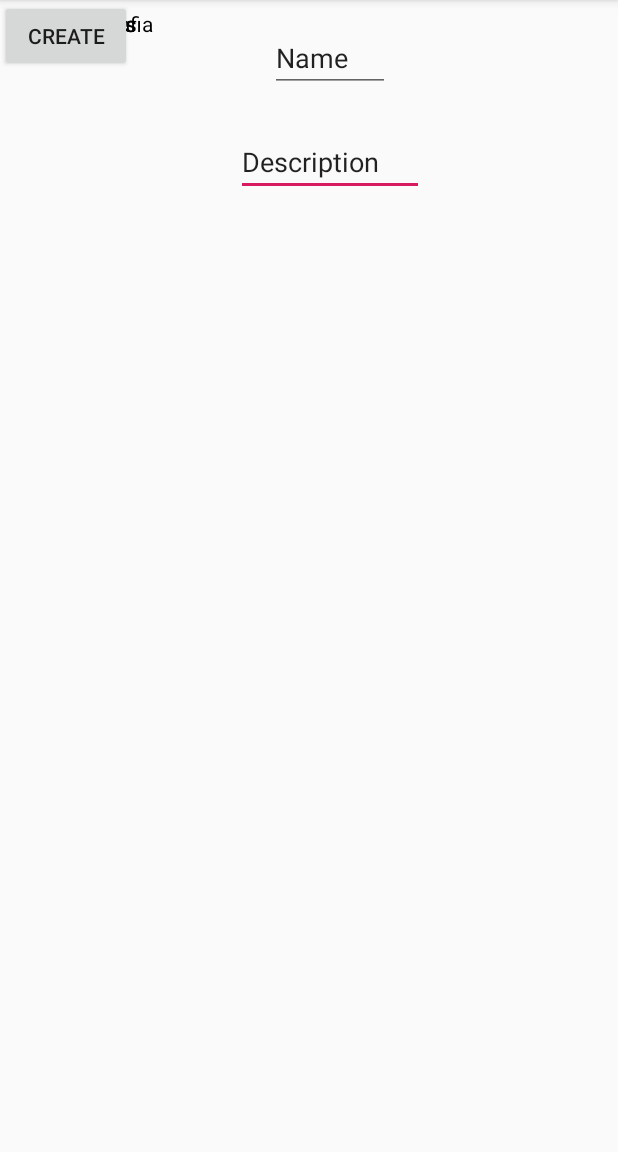
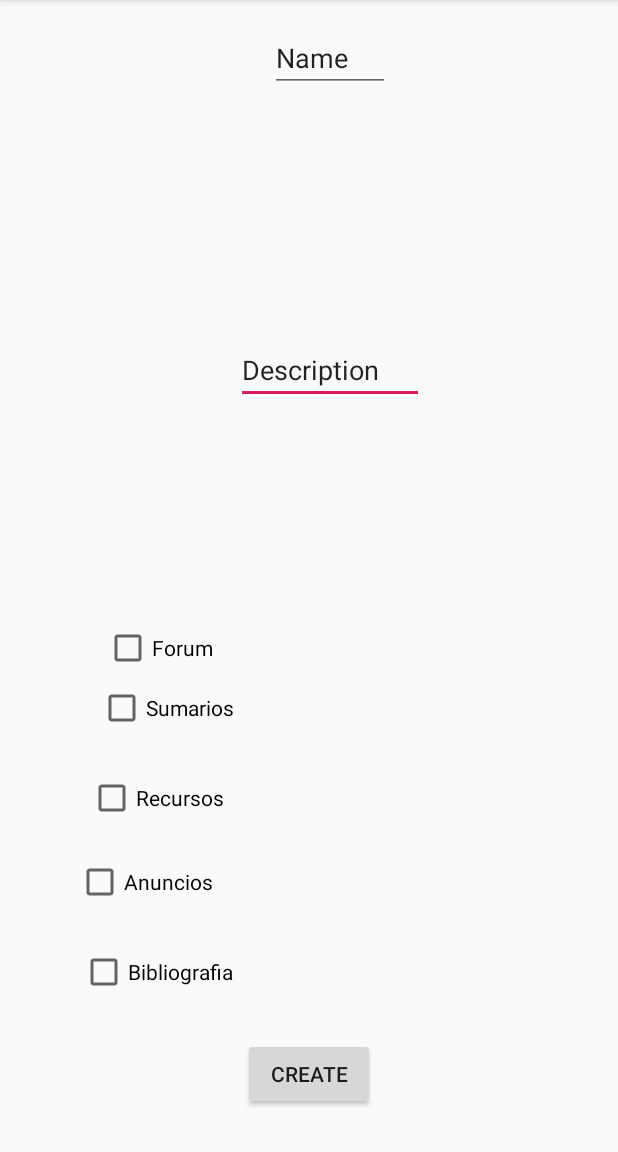
Before and after one commit to BOLT04/UniCommunity, an Android app: the screen it shows after launch (CreateBoardActivity), after a tap on "CREATE BOARD", on a phone screen of 412 x 824 dp, the part 84-1236 px from its top. Run offline under Robolectric (Android 15) with nearby library versions, the phone set to English and light mode, and no system bars.

Commit message:
Further changes in views, Repository and new views
Added constraints in all views + Application sub class + changes in model classes

```diff
--- /dev/null
+++ b/prototype/app/src/main/java/pt/isel/unicommunityprototype/UniCommunityApplication.kt
@@ -0,0 +1,19 @@
+package pt.isel.unicommunityprototype
+
+import android.app.Application
+import android.util.Log
+import pt.isel.unicommunityprototype.repository.Repository
+
+class UniCommunityApplication : Application() {
+    val TAG = "UniCommunityApplication"
+
+    lateinit var repository: Repository
+        private set
+
+    override fun onCreate() {
+        super.onCreate()
+        Log.i(TAG, "onCreate application")
+
+        repository = Repository()
+    }
+}
--- a/prototype/app/src/main/java/pt/isel/unicommunityprototype/activity/MainActivity.kt
+++ b/prototype/app/src/main/java/pt/isel/unicommunityprototype/activity/MainActivity.kt
@@ -5,12 +5,20 @@ import android.support.v7.app.AppCompatActivity
 import android.os.Bundle
 import kotlinx.android.synthetic.main.activity_main.*
 import pt.isel.unicommunityprototype.R
+import pt.isel.unicommunityprototype.kotlinx.getUniApplication
+import pt.isel.unicommunityprototype.model.Student
 
 class MainActivity : AppCompatActivity() {
+
 
     override fun onCreate(savedInstanceState: Bundle?) {
         super.onCreate(savedInstanceState)
         setContentView(R.layout.activity_main)
+
+        val app = getUniApplication()
+
+        //TODO: this line below will be elsewhere...it cant be in activity
+        app.repository.currentUser = Student(42934, "Sergiu", "42934@alunos.isel.pt")
 
         createBoardBtn.setOnClickListener {
             startActivity(Intent(this, CreateBoardActivity::class.java))
--- /dev/null
+++ b/prototype/app/src/main/java/pt/isel/unicommunityprototype/kotlinx/applicationExt.kt
@@ -0,0 +1,6 @@
+package pt.isel.unicommunityprototype.kotlinx
+
+import android.support.v7.app.AppCompatActivity
+import pt.isel.unicommunityprototype.UniCommunityApplication
+
+inline fun AppCompatActivity.getUniApplication() = this.application as UniCommunityApplication
--- a/prototype/app/src/main/java/pt/isel/unicommunityprototype/model/Board.kt
+++ b/prototype/app/src/main/java/pt/isel/unicommunityprototype/model/Board.kt
@@ -1,7 +1,9 @@
 package pt.isel.unicommunityprototype.model
 
 data class Board(
+    val id: Int,
     val name: String,
     val description: String?,
-    val modules: List<Module>
+    val modules: List<Module>, //TODO: forum is a module, but we want to distinguish forum from blackboards for easy access to forum!! Find a better way of modeling these classes
+    val forum: Forum?
 )
--- a/prototype/app/src/main/java/pt/isel/unicommunityprototype/model/Post.kt
+++ b/prototype/app/src/main/java/pt/isel/unicommunityprototype/model/Post.kt
@@ -1,8 +1,12 @@
 package pt.isel.unicommunityprototype.model
 
 data class Post(
+    val id: Int,
     val title: String,
-    val content: String?// = "" //TODO: is it better to define an optional/nullable like this String? or default value?
+    val content: String?,// = "" //TODO: is it better to define an optional/nullable like this String? or default value?
+    val forum: Forum?,// TODO: it needs to be Forum? bc its being enforced by "boards[boardId]?.forum"...........
+    val author: User
     //, val flair: Flair
     //, val tags: List<Tag>
+    //, val comments: List<Comment>
 )
--- /dev/null
+++ b/prototype/app/src/main/java/pt/isel/unicommunityprototype/model/User.kt
@@ -0,0 +1,10 @@
+package pt.isel.unicommunityprototype.model
+
+abstract class User(
+    val id: Int,
+    val name: String,
+    val email: String
+)
+
+class Student(id: Int, name: String, email: String): User(id, name, email)
+class Teacher(id: Int, name: String, email: String): User(id, name, email)
--- a/prototype/app/src/main/java/pt/isel/unicommunityprototype/repository/Repository.kt
+++ b/prototype/app/src/main/java/pt/isel/unicommunityprototype/repository/Repository.kt
@@ -1,13 +1,15 @@
 package pt.isel.unicommunityprototype.repository
 
-import pt.isel.unicommunityprototype.model.Board
-import pt.isel.unicommunityprototype.model.Module
-import pt.isel.unicommunityprototype.model.Post
+import pt.isel.unicommunityprototype.model.*
 
+//TODO: THe interface of the Repository will be asynchronous later
 class Repository {
 
-    val boards = mutableListOf<Board>()
-    val posts = mutableListOf<Post>()
+    private val boards = hashMapOf<Int, Board>()
+    //val posts = mutableListOf<Post>()
+    private val posts = hashMapOf<Int, Post>()
+
+    var currentUser: User? = null
 
     //TODO: Later in API
     // POST /api/board
@@ -16,20 +18,30 @@ class Repository {
     //    .....
     // }
 
+    var boardId = 1 // TODO: later change this id incrementation -> back end
     fun createBoard(name: String,
                     description: String?,
-                    modules: List<Module>) : Board {
-        val b = Board(name, description, modules)
-        boards.add(b)
+                    modules: List<Module>,
+                    forum: Forum?) : Int {
+        val b = Board(boardId++, name, description, modules, forum)
+        boards[b.id] = b
 
-        return b
+        return b.id
     }
 
-    fun createPost(title: String,
-                   content: String?) : Post {
-        val p = Post(title, content)
-        posts.add(p)
+    fun getBoardById(id: Int) = boards[id]
 
-        return p
+
+    var postId = 1 // TODO: later change this id incrementation -> back end
+    fun createPost(
+            boardId: Int,
+            title: String,
+            content: String?) : Int {                                   //TODO: how to take out the double bang on user???
+        val p = Post(postId++, title, content, boards[boardId]?.forum, currentUser!!) // TODO: the problem with Forum() is that each new post as a new forum instance when it should be the same...all posts are created within the same forum
+        posts[p.id] = p
+
+        return p.id
     }
+
+    fun getPostById(id: Int) = posts[id]
 }
--- a/prototype/app/src/main/res/layout/activity_create_board.xml
+++ b/prototype/app/src/main/res/layout/activity_create_board.xml
@@ -15,7 +15,8 @@
             android:id="@+id/descText"
             android:text="Description" android:layout_marginStart="36dp" app:layout_constraintStart_toStartOf="parent"
             android:layout_marginTop="24dp" app:layout_constraintTop_toBottomOf="@+id/nameText"
-            android:layout_marginEnd="8dp" app:layout_constraintEnd_toEndOf="parent"/>
+            android:layout_marginEnd="8dp" app:layout_constraintEnd_toEndOf="parent" android:layout_marginBottom="8dp"
+            app:layout_constraintBottom_toTopOf="@+id/forumCheckBox"/>
     <EditText
             android:layout_width="80dp"
             android:layout_height="45dp"
@@ -29,35 +30,50 @@
     <CheckBox
             android:text="Forum"
             android:layout_width="wrap_content"
-            android:layout_height="wrap_content" android:id="@+id/forumCheckBox" tools:layout_editor_absoluteY="221dp"
-            tools:layout_editor_absoluteX="77dp"/>
+            android:layout_height="wrap_content" android:id="@+id/forumCheckBox"
+            app:layout_constraintStart_toStartOf="parent" android:layout_marginStart="8dp"
+            android:layout_marginBottom="8dp" app:layout_constraintBottom_toTopOf="@+id/sumariosCheckBox"
+            app:layout_constraintEnd_toEndOf="parent" android:layout_marginEnd="8dp"
+            app:layout_constraintHorizontal_bias="0.189"
+    />
     <CheckBox
             android:text="Sumarios"
             android:layout_width="wrap_content"
             android:layout_height="wrap_content" android:id="@+id/sumariosCheckBox"
-            tools:layout_editor_absoluteY="268dp"
-            tools:layout_editor_absoluteX="73dp"/>
+            app:layout_constraintStart_toStartOf="parent" android:layout_marginStart="8dp"
+            app:layout_constraintEnd_toEndOf="parent" android:layout_marginEnd="8dp"
+            app:layout_constraintBottom_toTopOf="@+id/recursosCheckBox" app:layout_constraintHorizontal_bias="0.187"
+            android:layout_marginBottom="28dp"/>
     <CheckBox
             android:text="Recursos"
             android:layout_width="wrap_content"
             android:layout_height="wrap_content" android:id="@+id/recursosCheckBox"
-            tools:layout_editor_absoluteY="312dp"
-            tools:layout_editor_absoluteX="73dp"/>
+            app:layout_constraintStart_toStartOf="parent" android:layout_marginStart="8dp"
+            app:layout_constraintEnd_toEndOf="parent" android:layout_marginEnd="8dp"
+            app:layout_constraintBottom_toTopOf="@+id/anunciosCheckBox" app:layout_constraintHorizontal_bias="0.165"
+            android:layout_marginBottom="24dp"/>
     <CheckBox
             android:text="Anuncios"
             android:layout_width="wrap_content"
             android:layout_height="wrap_content" android:id="@+id/anunciosCheckBox"
-            tools:layout_editor_absoluteY="353dp"
-            tools:layout_editor_absoluteX="77dp"/>
+            app:layout_constraintStart_toStartOf="parent" android:layout_marginStart="8dp"
+            app:layout_constraintEnd_toEndOf="parent" android:layout_marginEnd="8dp" android:layout_marginBottom="28dp"
+            app:layout_constraintBottom_toTopOf="@+id/bibliografiaCheckBox"
+            app:layout_constraintHorizontal_bias="0.139"/>
     <CheckBox
             android:text="Bibliografia"
             android:layout_width="wrap_content"
             android:layout_height="wrap_content" android:id="@+id/bibliografiaCheckBox"
-            tools:layout_editor_absoluteY="396dp"
-            tools:layout_editor_absoluteX="77dp"/>
+            android:layout_marginEnd="8dp" app:layout_constraintEnd_toEndOf="parent"
+            app:layout_constraintStart_toStartOf="parent" android:layout_marginStart="8dp"
+            app:layout_constraintHorizontal_bias="0.154" android:layout_marginBottom="104dp"
+            app:layout_constraintBottom_toBottomOf="parent"/>
     <Button
             android:text="Create"
             android:layout_width="wrap_content"
-            android:layout_height="wrap_content" tools:layout_editor_absoluteY="447dp"
-            tools:layout_editor_absoluteX="158dp" android:id="@+id/createBtn"/>
+            android:layout_height="wrap_content"
+            android:id="@+id/createBtn" app:layout_constraintStart_toStartOf="parent" android:layout_marginStart="8dp"
+            android:layout_marginBottom="8dp" app:layout_constraintBottom_toBottomOf="parent"
+            app:layout_constraintEnd_toEndOf="parent" android:layout_marginEnd="8dp" android:layout_marginTop="8dp"
+            app:layout_constraintTop_toBottomOf="@+id/bibliografiaCheckBox"/>
 </android.support.constraint.ConstraintLayout>
```
Also changed, not shown: prototype/app/src/main/AndroidManifest.xml (+5 -2 lines), prototype/app/src/main/java/pt/isel/unicommunityprototype/activity/BoardDetailsActivity.kt (+13 -1 lines), prototype/app/src/main/java/pt/isel/unicommunityprototype/activity/CreateBoardActivity.kt (+12 -6 lines), prototype/app/src/main/java/pt/isel/unicommunityprototype/activity/CreatePostActivity.kt (+10 -6 lines), prototype/app/src/main/java/pt/isel/unicommunityprototype/activity/PostDetailsActivity.kt (added, +28 -0 lines), prototype/app/src/main/java/pt/isel/unicommunityprototype/kotlinx/asynctask.kt (added, +32 -0 lines), prototype/app/src/main/res/layout/activity_board_details.xml (+7 -5 lines), prototype/app/src/main/res/layout/activity_create_post.xml (+16 -6 lines), prototype/app/src/main/res/layout/activity_post_details.xml (added, +66 -0 lines).
